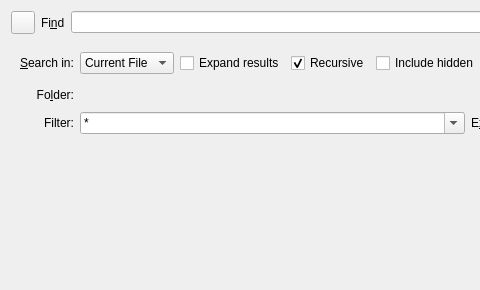
Before: the Qt Designer form addons/search/search.ui in KDE/kate, drawn with Qt 5; both pictures show x 0 to 480 and y 0 to 290 of the 928 by 290 pixel window.
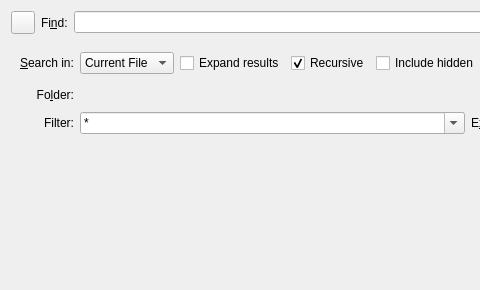
After: the same form once the commit is applied. Custom widgets are drawn as their Qt base class.

Diff of the .ui file:
```diff
--- a/addons/search/search.ui
+++ b/addons/search/search.ui
@@ -28,7 +28,7 @@
      <item>
       <widget class="QLabel" name="findLabel">
        <property name="text">
-        <string>Fi&amp;nd</string>
+        <string>Fi&amp;nd:</string>
        </property>
        <property name="buddy">
         <cstring>searchCombo</cstring>
```
